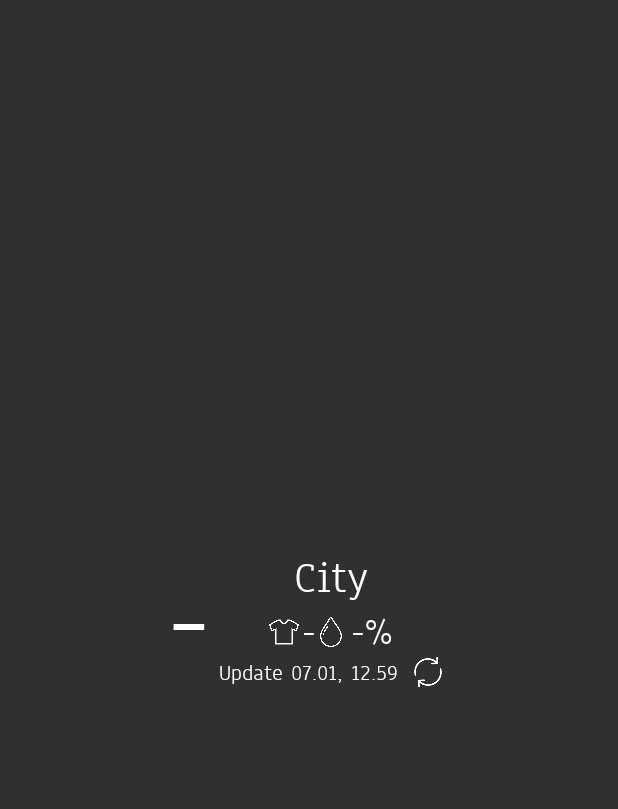
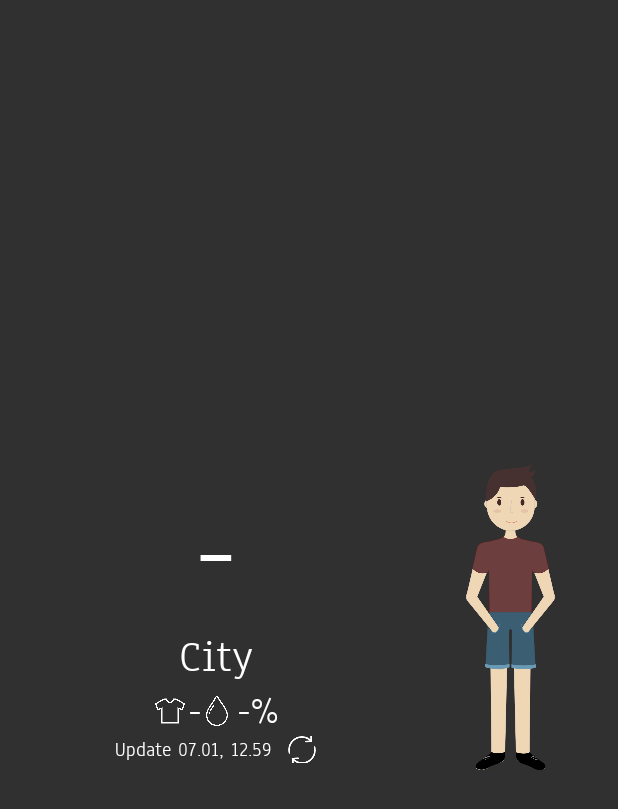
Before and after one commit to katerina20/Clother, an Android app: the layout widget_layout.xml on its own in the app's theme, with its tools: preview values and no code run, on a phone screen of 412 x 824 dp. Shown: the top 809 px of the screen. Run offline under Robolectric (Android 15) with nearby library versions, the phone set to English and light mode, and no system bars.

Commit message:
Widget feature
Man icon was added to widget

```diff
--- a/Clother_app/app/src/main/java/com/example/malut/clother/GeneralPage.java
+++ b/Clother_app/app/src/main/java/com/example/malut/clother/GeneralPage.java
@@ -191,7 +191,7 @@ public class GeneralPage extends AppCompatActivity implements LocationListener {
             return;
         }
         if (!RequestData.IF_LOATION_SELECTED) {
-            locationManager.requestLocationUpdates(provider, 400, 1, this);
+            locationManager.requestLocationUpdates(provider, 0, 1, this);
 
         }
 
@@ -334,7 +334,7 @@ public class GeneralPage extends AppCompatActivity implements LocationListener {
             back_image = "tornado";
         }
 
-        int resId = getResources().getIdentifier(back_image, "drawable", getPackageName());;
+        int resId = getResources().getIdentifier(back_image, "drawable", getPackageName());
 
         return resId;
     }
--- a/Clother_app/app/src/main/res/layout/widget_layout.xml
+++ b/Clother_app/app/src/main/res/layout/widget_layout.xml
@@ -8,10 +8,19 @@
     android:padding="10dp">
 
     <LinearLayout
-        android:layout_width="wrap_content"
+        android:layout_width="match_parent"
         android:layout_height="wrap_content"
+
+        android:gravity="center"
         android:orientation="horizontal"
-        android:gravity="center">
+        android:weightSum="100">
+
+        <LinearLayout
+            android:layout_width="match_parent"
+            android:layout_height="wrap_content"
+            android:layout_weight="60"
+            android:gravity="center"
+            android:orientation="vertical">
 
             <TextView
                 android:id="@+id/widget_temp"
@@ -93,7 +102,7 @@
                 <LinearLayout
                     android:layout_width="match_parent"
                     android:layout_height="wrap_content"
-                android:gravity="right|center"
+                    android:gravity="center"
                     android:orientation="horizontal">
 
                     <TextView
@@ -103,7 +112,7 @@
                         android:paddingRight="5dp"
                         android:text=" Update 07.01, 12.59"
                         android:textColor="@color/textColor"
-                    android:textSize="15sp" />
+                        android:textSize="13sp" />
 
                     <!--<ImageButton-->
                     <!--android:id="@+id/widget_button_refresh"-->
@@ -112,13 +121,15 @@
                     <!--android:scaleType="fitEnd"-->
                     <!--app:srcCompat="@drawable/reload" />-->
 
-                <FrameLayout android:layout_width="wrap_content"
+                    <FrameLayout
+                        android:layout_width="wrap_content"
                         android:layout_height="match_parent">
 
-                    <Button android:id="@+id/widget_button_refresh"
+                        <Button
+                            android:id="@+id/widget_button_refresh"
                             android:layout_width="30dp"
-                        android:background="@null"
-                        android:layout_height="match_parent" />
+                            android:layout_height="match_parent"
+                            android:background="@null" />
 
                         <ImageView
                             android:layout_width="20dp"
@@ -132,8 +143,25 @@
                 </LinearLayout>
 
             </LinearLayout>
+        </LinearLayout>
 
+
+        <LinearLayout
+            android:layout_width="wrap_content"
+            android:layout_height="wrap_content"
+            android:layout_weight="40"
+            android:gravity="center"
+            android:orientation="vertical">
+
+            <ImageView
+                android:id="@+id/widget_man"
+                android:layout_width="206dp"
+                android:layout_height="203dp"
+                android:layout_gravity="center"
+                android:src="@drawable/first_type" />
 
         </LinearLayout>
 
     </LinearLayout>
+
+</LinearLayout>
--- a/Clother_app/app/src/main/res/xml/appwidget_info.xml
+++ b/Clother_app/app/src/main/res/xml/appwidget_info.xml
@@ -1,8 +1,8 @@
 <?xml version="1.0" encoding="utf-8"?>
 <appwidget-provider xmlns:android="http://schemas.android.com/apk/res/android"
     android:initialLayout="@layout/widget_layout"
-    android:minHeight="220dp"
-    android:minWidth="220dp"
+    android:minHeight="110dp"
+    android:minWidth="240dp"
     android:resizeMode="none"
     android:updatePeriodMillis="21600000"
     android:widgetCategory="home_screen">
```
Also changed, not shown: Clother_app/app/src/main/java/com/example/malut/clother/SearchWindow.java (+107 -2 lines), Clother_app/app/src/main/java/com/example/malut/clother/Widget/WidgetWeatherProvider.java (+22 -0 lines), Clother_app/app/src/main/res/layout/activity_search_window.xml (+18 -0 lines), Clother_app/app/src/main/res/drawable/geo.png (added), Clother_app/app/src/main/res/drawable/splash.png. Lines whose indentation alone changed are shown as unchanged.
